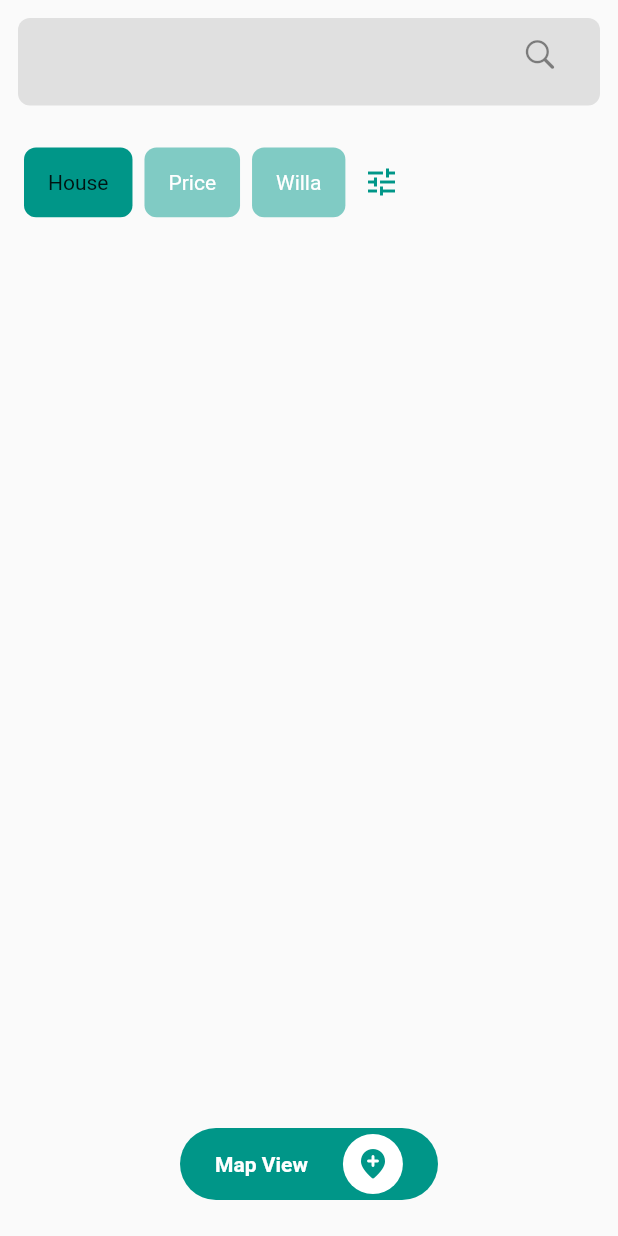
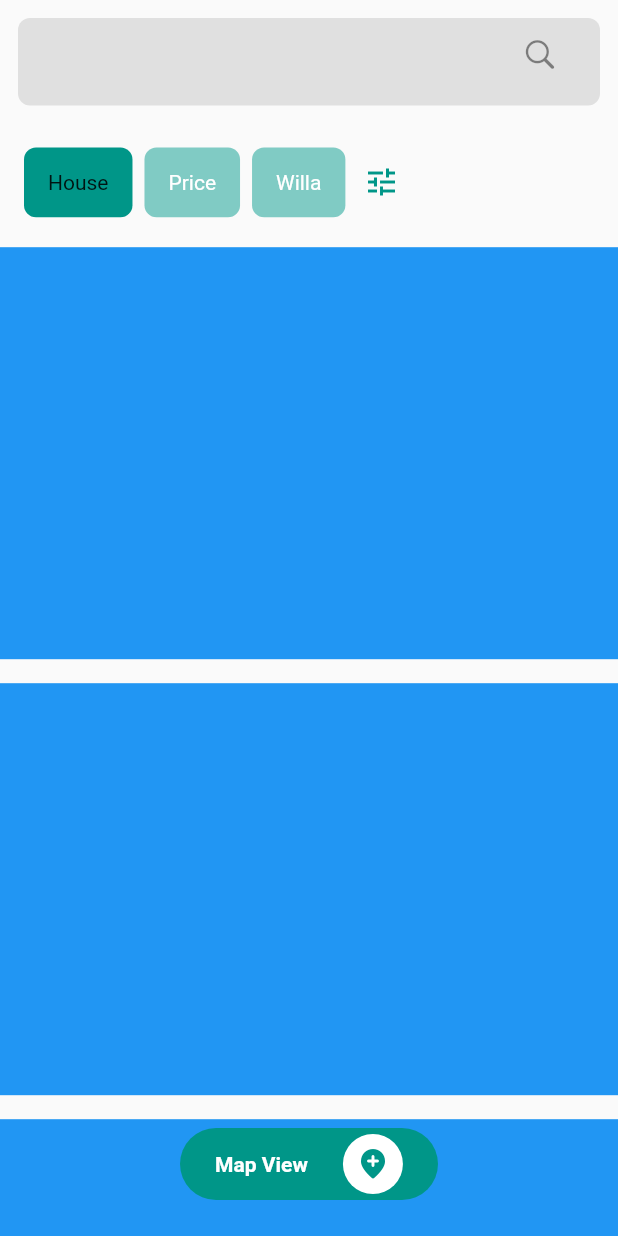
Before and after one commit to JAICHANGPARK/flutter_notebook_8th_story, a Flutter app: the screen it shows after launch, on a phone screen of 412 x 824 dp. Run offline on Flutter 3.47's test engine with Material 2 defaults, Android fonts, the phone set to English and light mode, and no system bars; our stand-ins replace badges, flutter_hooks, google_fonts, hooks_riverpod, state_notifier.

Commit message:
Update rental_main_page.dart

```diff
--- a/lib/ep585_rental_app/rental_main_page.dart
+++ b/lib/ep585_rental_app/rental_main_page.dart
@@ -110,9 +110,26 @@ class _RentalMainPageState extends State<RentalMainPage> {
                     right: 0,
                     child: ListView(
                       children: [
-
-
-
+                          Container(
+                            height: MediaQuery.of(context).size.height / 3,
+                            decoration: BoxDecoration(
+                              color: Colors.blue
+                            ),
+                          ),
+                        SizedBox(height: 16,),
+                        Container(
+                          height: MediaQuery.of(context).size.height / 3,
+                          decoration: BoxDecoration(
+                              color: Colors.blue
+                          ),
+                        ),
+                        SizedBox(height: 16,),
+                        Container(
+                          height: MediaQuery.of(context).size.height / 3,
+                          decoration: BoxDecoration(
+                              color: Colors.blue
+                          ),
+                        ),
                       ],
                     ),
                   ),
```
